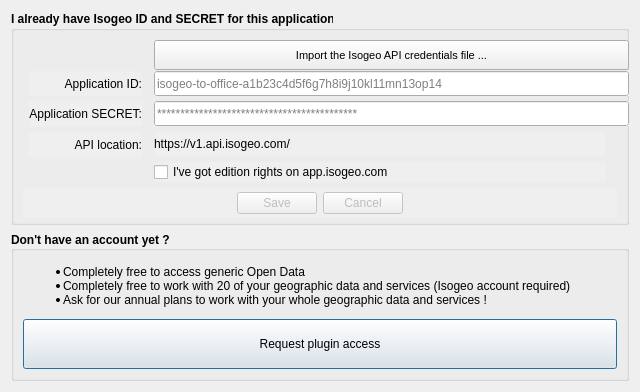
Above: modules/ui/auth/ui_authentication.ui from isogeo/isogeo-2-office before the change. Below: the same form after it.
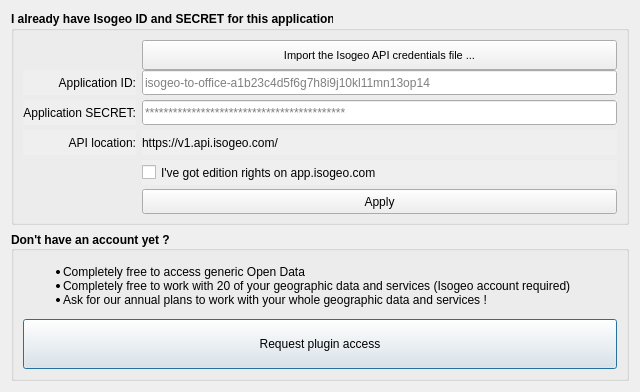
That is the form after the change. Icons and pictures are not drawn.

Commit message: replaceQDilaogButtonBox (because of untranslatable buttons) and add a basic apply button fix #32

The edit to the form file:
```diff
--- a/modules/ui/auth/ui_authentication.ui
+++ b/modules/ui/auth/ui_authentication.ui
@@ -64,7 +64,7 @@
       <bool>true</bool>
      </property>
      <layout class="QGridLayout" name="gridLayout_2">
-      <item row="3" column="1">
+      <item row="3" column="0">
        <widget class="QLabel" name="lbl_app_secret">
         <property name="sizePolicy">
          <sizepolicy hsizetype="Preferred" vsizetype="Fixed">
@@ -101,50 +101,7 @@
         </property>
        </widget>
       </item>
-      <item row="6" column="0" colspan="6">
-       <widget class="QDialogButtonBox" name="btn_ok_cancel">
-        <property name="enabled">
-         <bool>false</bool>
-        </property>
-        <property name="sizePolicy">
-         <sizepolicy hsizetype="Expanding" vsizetype="Preferred">
-          <horstretch>1</horstretch>
-          <verstretch>1</verstretch>
-         </sizepolicy>
-        </property>
-        <property name="minimumSize">
-         <size>
-          <width>30</width>
-          <height>30</height>
-         </size>
-        </property>
-        <property name="maximumSize">
-         <size>
-          <width>16777215</width>
-          <height>100</height>
-         </size>
-        </property>
-        <property name="font">
-         <font>
-          <weight>50</weight>
-          <bold>false</bold>
-         </font>
-        </property>
-        <property name="autoFillBackground">
-         <bool>true</bool>
-        </property>
-        <property name="orientation">
-         <enum>Qt::Horizontal</enum>
-        </property>
-        <property name="standardButtons">
-         <set>QDialogButtonBox::Cancel|QDialogButtonBox::Save</set>
-        </property>
-        <property name="centerButtons">
-         <bool>true</bool>
-        </property>
-       </widget>
-      </item>
-      <item row="2" column="1">
+      <item row="2" column="0">
        <widget class="QLabel" name="lbl_app_id">
         <property name="sizePolicy">
          <sizepolicy hsizetype="Preferred" vsizetype="Fixed">
@@ -181,69 +138,7 @@
         </property>
        </widget>
       </item>
-      <item row="4" column="3">
-       <widget class="QLabel" name="lbl_api_url_value">
-        <property name="font">
-         <font>
-          <weight>50</weight>
-          <italic>false</italic>
-          <bold>false</bold>
-          <kerning>true</kerning>
-         </font>
-        </property>
-        <property name="cursor">
-         <cursorShape>IBeamCursor</cursorShape>
-        </property>
-        <property name="autoFillBackground">
-         <bool>true</bool>
-        </property>
-        <property name="frameShape">
-         <enum>QFrame::NoFrame</enum>
-        </property>
-        <property name="text">
-         <string notr="true">https://v1.api.isogeo.com/</string>
-        </property>
-        <property name="openExternalLinks">
-         <bool>true</bool>
-        </property>
-       </widget>
-      </item>
-      <item row="5" column="3">
-       <widget class="QCheckBox" name="chb_isogeo_editor">
-        <property name="minimumSize">
-         <size>
-          <width>300</width>
-          <height>20</height>
-         </size>
-        </property>
-        <property name="font">
-         <font>
-          <weight>50</weight>
-          <bold>false</bold>
-         </font>
-        </property>
-        <property name="toolTip">
-         <string>I've got the power hey yeah heh!</string>
-        </property>
-        <property name="layoutDirection">
-         <enum>Qt::LeftToRight</enum>
-        </property>
-        <property name="autoFillBackground">
-         <bool>true</bool>
-        </property>
-        <property name="text">
-         <string>I've got edition rights on app.isogeo.com</string>
-        </property>
-        <property name="icon">
-         <iconset resource="../../../resources.qrc">
-          <normaloff>:/IsogeoToOffice/resources/authentication/user.svg</normaloff>:/IsogeoToOffice/resources/authentication/user.svg</iconset>
-        </property>
-        <property name="tristate">
-         <bool>false</bool>
-        </property>
-       </widget>
-      </item>
-      <item row="2" column="3">
+      <item row="2" column="1">
        <widget class="QLineEdit" name="ent_app_id">
         <property name="sizePolicy">
          <sizepolicy hsizetype="Expanding" vsizetype="Preferred">
@@ -295,7 +190,7 @@
         </property>
        </widget>
       </item>
-      <item row="4" column="1">
+      <item row="4" column="0">
        <widget class="QLabel" name="lbl_api_url">
         <property name="minimumSize">
          <size>
@@ -303,6 +198,12 @@
           <height>25</height>
          </size>
         </property>
+        <property name="maximumSize">
+         <size>
+          <width>16777215</width>
+          <height>30</height>
+         </size>
+        </property>
         <property name="font">
          <font>
           <weight>50</weight>
@@ -326,56 +227,7 @@
         </property>
        </widget>
       </item>
-      <item row="3" column="3">
-       <widget class="QLineEdit" name="ent_app_secret">
-        <property name="sizePolicy">
-         <sizepolicy hsizetype="Expanding" vsizetype="Preferred">
-          <horstretch>0</horstretch>
-          <verstretch>0</verstretch>
-         </sizepolicy>
-        </property>
-        <property name="minimumSize">
-         <size>
-          <width>475</width>
-          <height>25</height>
-         </size>
-        </property>
-        <property name="maximumSize">
-         <size>
-          <width>800</width>
-          <height>30</height>
-         </size>
-        </property>
-        <property name="font">
-         <font>
-          <weight>50</weight>
-          <bold>false</bold>
-         </font>
-        </property>
-        <property name="focusPolicy">
-         <enum>Qt::NoFocus</enum>
-        </property>
-        <property name="autoFillBackground">
-         <bool>true</bool>
-        </property>
-        <property name="text">
-         <string notr="true"/>
-        </property>
-        <property name="maxLength">
-         <number>64</number>
-        </property>
-        <property name="echoMode">
-         <enum>QLineEdit::PasswordEchoOnEdit</enum>
-        </property>
-        <property name="readOnly">
-         <bool>true</bool>
-        </property>
-        <property name="placeholderText">
-         <string notr="true">*******************************************</string>
-        </property>
-       </widget>
-      </item>
-      <item row="0" column="3">
+      <item row="0" column="1">
        <widget class="QToolButton" name="btn_browse_credentials">
         <property name="minimumSize">
          <size>
@@ -423,6 +275,9 @@
           <height>16</height>
          </size>
         </property>
+        <property name="checkable">
+         <bool>false</bool>
+        </property>
         <property name="popupMode">
          <enum>QToolButton::InstantPopup</enum>
         </property>
@@ -437,6 +292,185 @@
         </property>
        </widget>
       </item>
+      <item row="3" column="1">
+       <widget class="QLineEdit" name="ent_app_secret">
+        <property name="sizePolicy">
+         <sizepolicy hsizetype="Expanding" vsizetype="Preferred">
+          <horstretch>0</horstretch>
+          <verstretch>0</verstretch>
+         </sizepolicy>
+        </property>
+        <property name="minimumSize">
+         <size>
+          <width>475</width>
+          <height>25</height>
+         </size>
+        </property>
+        <property name="maximumSize">
+         <size>
+          <width>800</width>
+          <height>30</height>
+         </size>
+        </property>
+        <property name="font">
+         <font>
+          <weight>50</weight>
+          <bold>false</bold>
+         </font>
+        </property>
+        <property name="focusPolicy">
+         <enum>Qt::NoFocus</enum>
+        </property>
+        <property name="autoFillBackground">
+         <bool>true</bool>
+        </property>
+        <property name="text">
+         <string notr="true"/>
+        </property>
+        <property name="maxLength">
+         <number>64</number>
+        </property>
+        <property name="echoMode">
+         <enum>QLineEdit::PasswordEchoOnEdit</enum>
+        </property>
+        <property name="readOnly">
+         <bool>true</bool>
+        </property>
+        <property name="placeholderText">
+         <string notr="true">*******************************************</string>
+        </property>
+       </widget>
+      </item>
+      <item row="4" column="1">
+       <widget class="QLabel" name="lbl_api_url_value">
+        <property name="minimumSize">
+         <size>
+          <width>0</width>
+          <height>25</height>
+         </size>
+        </property>
+        <property name="maximumSize">
+         <size>
+          <width>16777215</width>
+          <height>30</height>
+         </size>
+        </property>
+        <property name="font">
+         <font>
+          <weight>50</weight>
+          <italic>false</italic>
+          <bold>false</bold>
+          <kerning>true</kerning>
+         </font>
+        </property>
+        <property name="cursor">
+         <cursorShape>IBeamCursor</cursorShape>
+        </property>
+        <property name="autoFillBackground">
+         <bool>true</bool>
+        </property>
+        <property name="frameShape">
+         <enum>QFrame::NoFrame</enum>
+        </property>
+        <property name="text">
+         <string notr="true">https://v1.api.isogeo.com/</string>
+        </property>
+        <property name="openExternalLinks">
+         <bool>true</bool>
+        </property>
+       </widget>
+      </item>
+      <item row="5" column="1">
+       <widget class="QCheckBox" name="chb_isogeo_editor">
+        <property name="minimumSize">
+         <size>
+          <width>300</width>
+          <height>25</height>
+         </size>
+        </property>
+        <property name="maximumSize">
+         <size>
+          <width>16777215</width>
+          <height>30</height>
+         </size>
+        </property>
+        <property name="font">
+         <font>
+          <weight>50</weight>
+          <bold>false</bold>
+         </font>
+        </property>
+        <property name="toolTip">
+         <string>I've got the power hey yeah heh!</string>
+        </property>
+        <property name="layoutDirection">
+         <enum>Qt::LeftToRight</enum>
+        </property>
+        <property name="autoFillBackground">
+         <bool>true</bool>
+        </property>
+        <property name="text">
+         <string>I've got edition rights on app.isogeo.com</string>
+        </property>
+        <property name="icon">
+         <iconset resource="../../../resources.qrc">
+          <normaloff>:/IsogeoToOffice/resources/authentication/user.svg</normaloff>:/IsogeoToOffice/resources/authentication/user.svg</iconset>
+        </property>
+        <property name="tristate">
+         <bool>false</bool>
+        </property>
+       </widget>
+      </item>
+      <item row="6" column="1">
+       <widget class="QPushButton" name="btn_ok_cancel">
+        <property name="sizePolicy">
+         <sizepolicy hsizetype="Expanding" vsizetype="Fixed">
+          <horstretch>0</horstretch>
+          <verstretch>0</verstretch>
+         </sizepolicy>
+        </property>
+        <property name="minimumSize">
+         <size>
+          <width>200</width>
+          <height>25</height>
+         </size>
+        </property>
+        <property name="maximumSize">
+         <size>
+          <width>16777215</width>
+          <height>30</height>
+         </size>
+        </property>
+        <property name="font">
+         <font>
+          <weight>50</weight>
+          <bold>false</bold>
+         </font>
+        </property>
+        <property name="contextMenuPolicy">
+         <enum>Qt::NoContextMenu</enum>
+        </property>
+        <property name="toolTip">
+         <string>Save credentials</string>
+        </property>
+        <property name="autoFillBackground">
+         <bool>true</bool>
+        </property>
+        <property name="text">
+         <string>Apply</string>
+        </property>
+        <property name="icon">
+         <iconset resource="../../../resources.qrc">
+          <normaloff>:/IsogeoToOffice/resources/save.svg</normaloff>:/IsogeoToOffice/resources/save.svg</iconset>
+        </property>
+        <property name="default">
+         <bool>false</bool>
+        </property>
+        <property name="flat">
+         <bool>false</bool>
+        </property>
+       </widget>
+      </item>
      </layout>
      <zorder>ent_app_id</zorder>
      <zorder>ent_app_secret</zorder>
```
Left out of the diff: 37 changed lines with no effect on the pictures. The commit also changes 8 other files.
